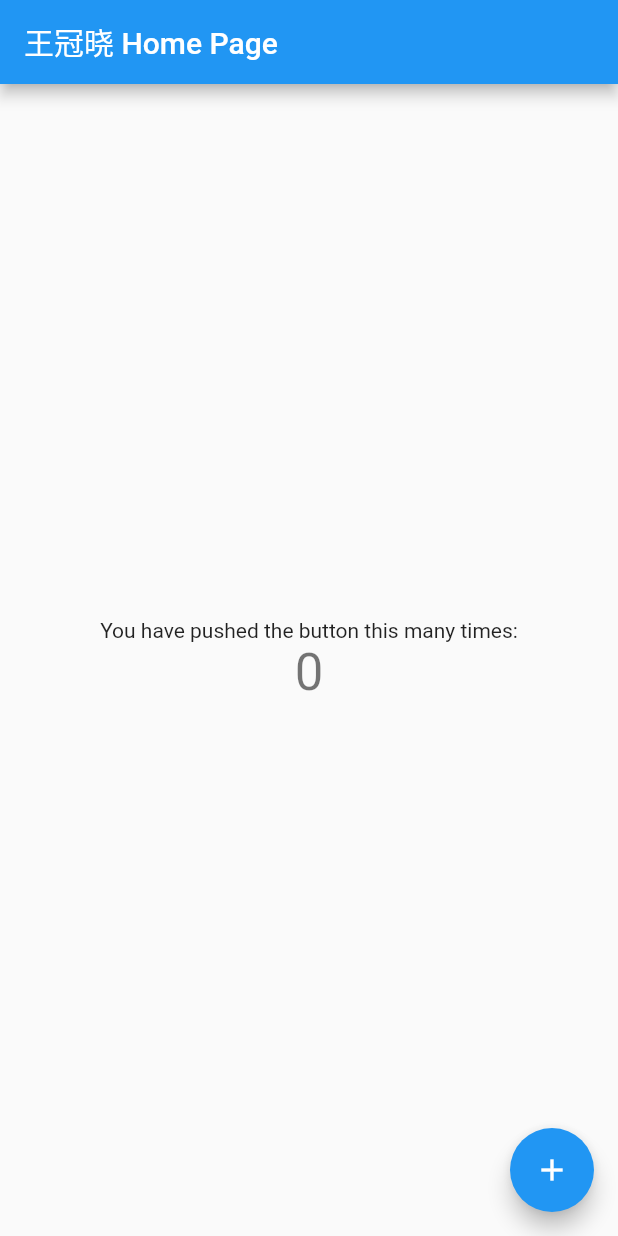
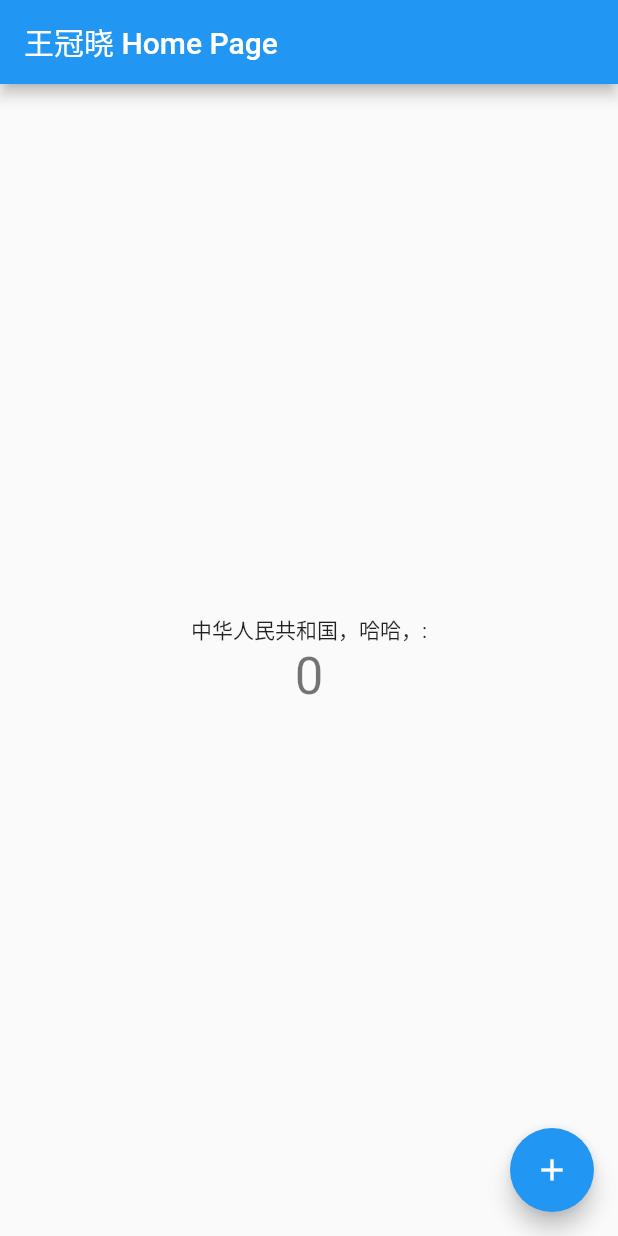
Before and after one commit to wangguanxiao/flutter_module, a Flutter app: the screen it shows after launch, on a phone screen of 412 x 824 dp. Run offline on Flutter 3.47's test engine with Material 2 defaults, Android fonts, the phone set to English and light mode, and no system bars.

Commit message:
提交了

```diff
--- a/lib/main.dart
+++ b/lib/main.dart
@@ -91,7 +91,7 @@ class _MyHomePageState extends State<MyHomePage> {
           mainAxisAlignment: MainAxisAlignment.center,
           children: <Widget>[
             Text(
-              'You have pushed the button this many times:',
+              '中华人民共和国，哈哈，:',
             ),
             Text(
               '$_counter',
```
